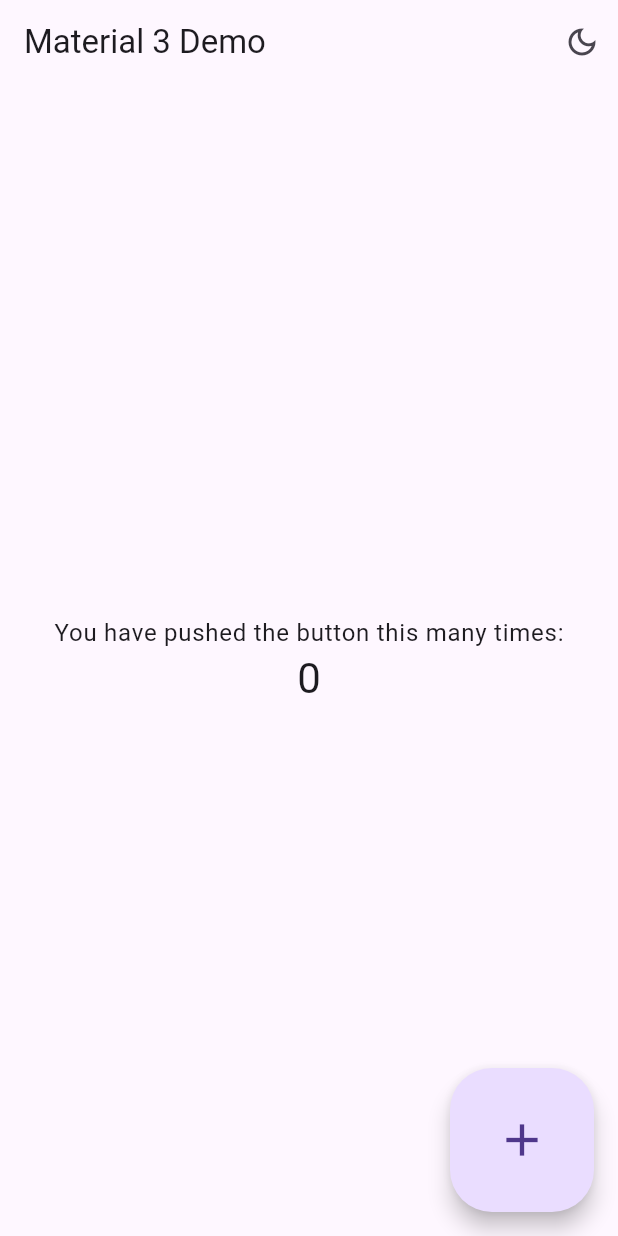
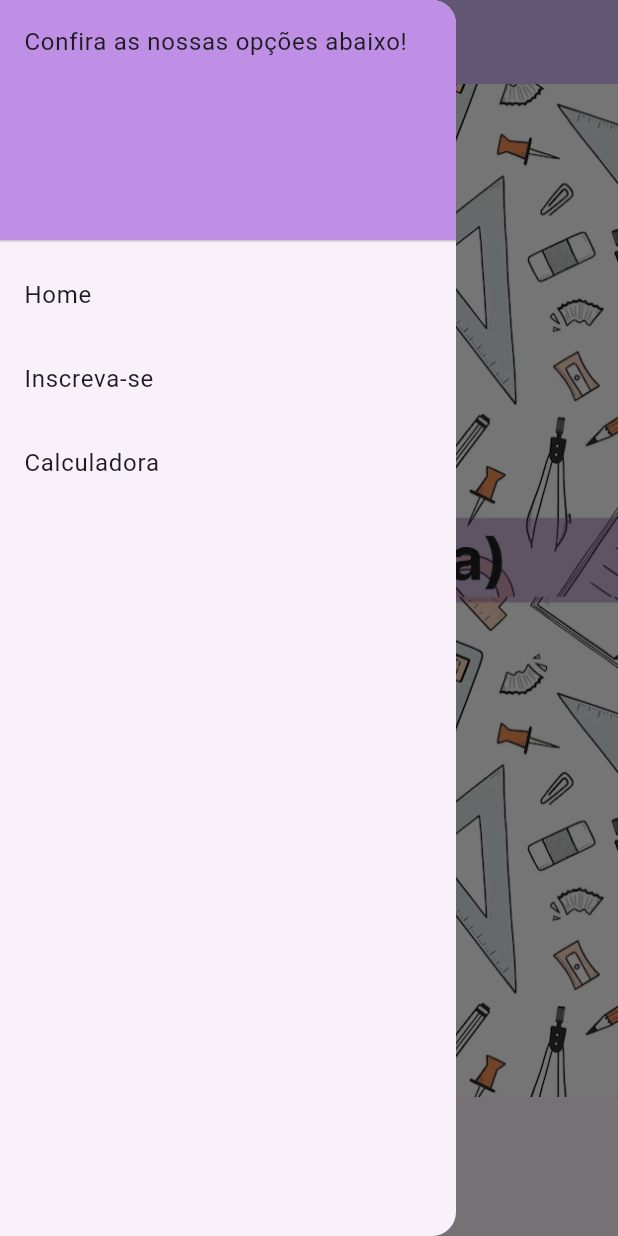
Before and after one commit to Thay-de-Oliveira/calculadora--flutter, a Flutter app: the screen it shows after launch, with the side drawer open (before the commit the screen has no drawer), on a phone screen of 412 x 824 dp. Run offline on Flutter 3.47's test engine with Material 2 defaults, Android fonts, the phone set to English and light mode, and no system bars.

Commit message:
Primeira versão do aplicativo

```diff
--- /dev/null
+++ b/lib/app/components/menu.dart
@@ -0,0 +1,58 @@
+import 'package:flutter/material.dart';
+
+import '../calculadora.dart';
+import '../home.dart';
+import '../formulario.dart';
+
+Widget Menu(BuildContext context) {
+  return Drawer(
+    child: ListView(
+      //teste de comentario
+      //padding: EdgeInsets.zero,
+      children: [
+        const DrawerHeader(
+          //MENU ABERTO
+          decoration: BoxDecoration(
+            color: Color(0xffbe8fe5),
+          ),
+          child: Text('Confira as nossas opções abaixo!'),
+        ),
+
+        //OPÇÃO >> HOME
+        ListTile(
+          title: const Text('Home'),
+          onTap: () {
+            Navigator.push(
+              context,
+              MaterialPageRoute(
+                  builder: (context) =>
+                      const MyHomePage(title: "Bem-vindo a Home")),
+            );
+          },
+        ),
+
+        //OPÇÃO >> FORMULARIO
+        ListTile(
+          title: const Text('Inscreva-se'),
+          onTap: () {
+            Navigator.push(
+              context,
+              MaterialPageRoute(builder: (context) => const Formulario()),
+            );
+          },
+        ),
+
+        //OPÇÃO >> CALCULADORA
+        ListTile(
+          title: const Text('Calculadora'),
+          onTap: () {
+            Navigator.push(
+              context,
+              MaterialPageRoute(builder: (context) => Calculadora()),
+            );
+          },
+        ),
+      ],
+    ),
+  );
+}
--- /dev/null
+++ b/lib/app/home.dart
@@ -0,0 +1,41 @@
+import 'package:calculadora/app/formulario.dart';
+import 'package:flutter/cupertino.dart';
+import 'package:flutter/material.dart';
+
+import 'components/menu.dart';
+
+class MyHomePage extends StatefulWidget {
+  const MyHomePage({super.key, required this.title});
+  final String title;
+  @override
+  State<MyHomePage> createState() => _MyHomePageState();
+}
+
+class _MyHomePageState extends State<MyHomePage> {
+  @override
+  Widget build(BuildContext context) {
+    return Scaffold(
+      drawer: Menu(context), //Chama menu
+      appBar: AppBar(
+        backgroundColor: Theme.of(context).colorScheme.inversePrimary,
+        title: Text("Bem-vindo(a) =D"),
+      ),
+      body: SingleChildScrollView(
+        //Permite rolar a tela
+        child: Column(
+          mainAxisAlignment: MainAxisAlignment.center,
+          children: <Widget>[
+            /*const Image(
+              image: NetworkImage(
+                  'https://img.freepik.com/vetores-gratis/padrao-sem-emenda-com-papelaria-escolar-e-de-escritorio_107791-9568.jpg'),
+            ),*/
+            Image.asset('assets/imagens/wallpaper2.png'),
+            //Image.asset('assets/imagens/wallpaper.png'),
+            //Image.asset('assets/imagens/gif-do-homem-aranha.gif')
+          ],
+        ),
+      ),
+      // This trailing comma makes auto-formatting nicer for build methods.
+    );
+  }
+}
--- a/lib/main.dart
+++ b/lib/main.dart
@@ -1,138 +1,22 @@
 import 'package:flutter/material.dart';
-import 'package:flutter/scheduler.dart';
+
+import 'app/home.dart';
 
 void main() {
   runApp(const MyApp());
 }
 
-class MyApp extends StatefulWidget {
+class MyApp extends StatelessWidget {
   const MyApp({super.key});
-
-  @override
-  State<MyApp> createState() => _MyAppState();
-}
-
-class _MyAppState extends State<MyApp> {
-  ThemeMode _themeMode = ThemeMode.system;
-
-  bool get useLightMode {
-    switch (_themeMode) {
-      case ThemeMode.system:
-        return SchedulerBinding.instance.window.platformBrightness ==
-            Brightness.light;
-      case ThemeMode.light:
-        return true;
-      case ThemeMode.dark:
-        return false;
-    }
-  }
-
-  // This widget is the root of your application.
   @override
   Widget build(BuildContext context) {
     return MaterialApp(
-      debugShowCheckedModeBanner: false,
-      title: 'Demo',
+      title: 'Atividade 01',
       theme: ThemeData(
+        colorScheme: ColorScheme.fromSeed(seedColor: Colors.deepPurple),
         useMaterial3: true,
-        brightness: Brightness.light,
       ),
-      darkTheme: ThemeData(
-        useMaterial3: true,
-        brightness: Brightness.dark,
-      ),
-      themeMode: _themeMode,
-      home: MyHomePage(
-        title: 'Material 3 Demo',
-        useLightMode: useLightMode,
-        handleBrightnessChange: (useLightMode) => setState(() {
-          _themeMode = useLightMode ? ThemeMode.light : ThemeMode.dark;
-        }),
-      ),
+      home: const MyHomePage(title: 'Bem-vindo a Calculadora Online'),
     );
   }
 }
-
-class MyHomePage extends StatefulWidget {
-  const MyHomePage({
-    super.key,
-    required this.title,
-    required this.handleBrightnessChange,
-    required this.useLightMode,
-  });
-  final String title;
-  final bool useLightMode;
-  final void Function(bool useLightMode) handleBrightnessChange;
-
-  @override
-  State<MyHomePage> createState() => _MyHomePageState();
-}
-
-class _MyHomePageState extends State<MyHomePage> {
-  int _counter = 0;
-
-  void _incrementCounter() {
-    setState(() {
-      _counter++;
-    });
-  }
-
-  @override
-  Widget build(BuildContext context) {
-    return Scaffold(
-      appBar: AppBar(
-        title: Text(widget.title),
-        actions: <Widget>[
-          _BrightnessButton(
-            handleBrightnessChange: widget.handleBrightnessChange,
-          ),
-        ],
-      ),
-      body: Center(
-        child: Column(
-          mainAxisAlignment: MainAxisAlignment.center,
-          children: <Widget>[
-            Text(
-              'You have pushed the button this many times:',
-              style: Theme.of(context).textTheme.bodyLarge,
-            ),
-            Text(
-              '$_counter',
-              style: Theme.of(context).textTheme.headlineMedium,
-            ),
-          ],
-        ),
-      ),
-      floatingActionButton: FloatingActionButton.large(
-        onPressed: _incrementCounter,
-        tooltip: 'Increment',
-        child: const Icon(Icons.add),
-      ), // This trailing comma makes auto-formatting nicer for build methods.
-    );
-  }
-}
-
-class _BrightnessButton extends StatelessWidget {
-  const _BrightnessButton({
-    required this.handleBrightnessChange,
-    this.showTooltipBelow = true,
-  });
-
-  final Function handleBrightnessChange;
-  final bool showTooltipBelow;
-
-  @override
-  Widget build(BuildContext context) {
-    final isBright = Theme.of(context).brightness == Brightness.light;
-    return Tooltip(
-      preferBelow: showTooltipBelow,
-      message: 'Toggle brightness',
-      child: IconButton(
-        icon: isBright
-            ? const Icon(Icons.dark_mode_outlined)
-            : const Icon(Icons.light_mode_outlined),
-        onPressed: () => handleBrightnessChange(!isBright),
-      ),
-    );
-  }
-}
--- a/pubspec.yaml
+++ b/pubspec.yaml
@@ -43,8 +43,9 @@ flutter:
   uses-material-design: true
 
   # To add assets to your application, add an assets section, like this:
-  # assets:
-  #  - images/a_dot_burr.jpeg
+  assets:
+    - assets/imagens/wallpaper.png
+    - assets/imagens/wallpaper2.png
   #  - images/a_dot_ham.jpeg
 
   # An image asset can refer to one or more resolution-specific "variants", see
```
Also changed, not shown: lib/app/calculadora.dart (added, +162 -0 lines), lib/app/formulario.dart (added, +83 -0 lines), assets/imagens/wallpaper.png (added), assets/imagens/wallpaper2.png (added).
